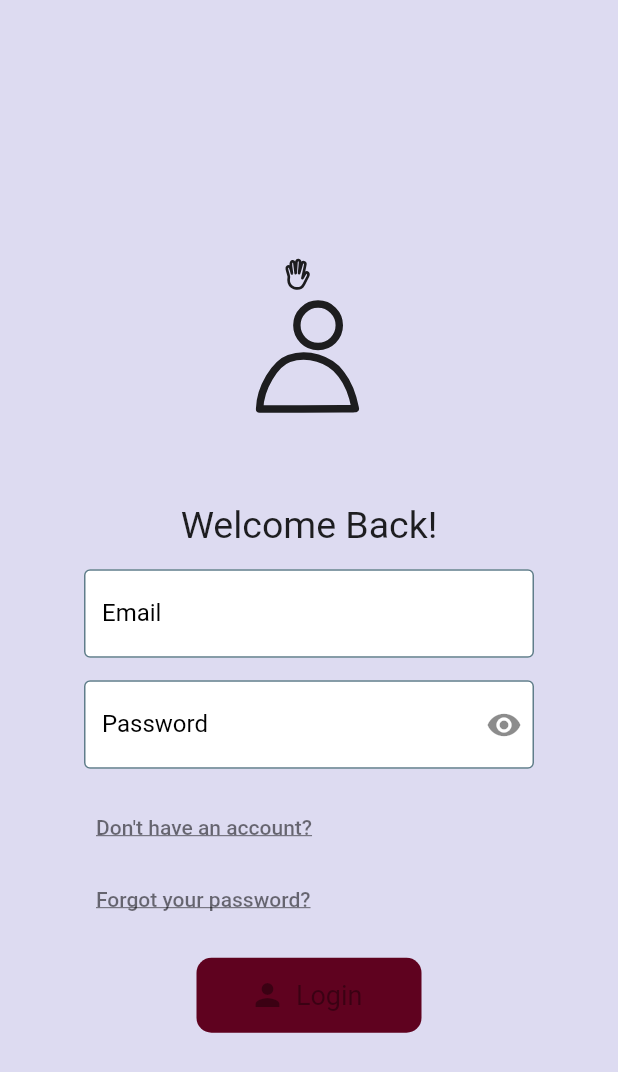
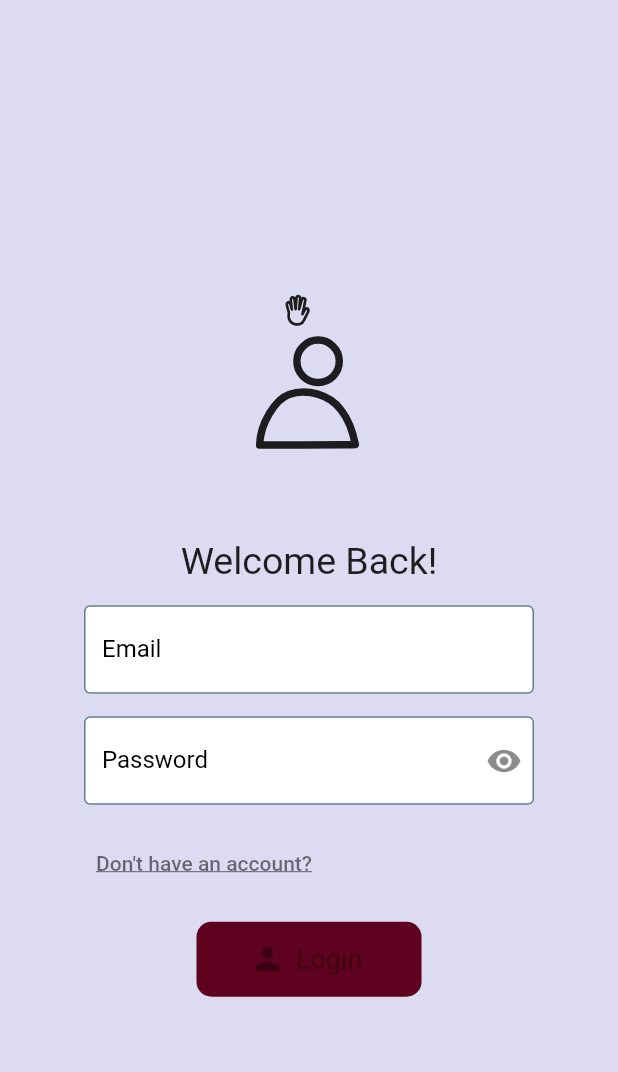
Before and after one commit to Rikveet/Subscription-App, a Flutter app: the screen it shows after launch, on a phone screen of 412 x 824 dp. Shown: the top 1072 px of the screen. Run offline on Flutter 3.47's test engine with Material 2 defaults, Android fonts, the phone set to English and light mode, and no system bars; drawn by our look-alikes of flutter_form_builder; our stand-ins replace csv, flutter_dotenv, lottie, sidebarx, supabase_flutter; missing offline and left inert: country_state_city, filesystem_picker, window_manager; accounts and stored records are empty.

Commit message:
Removed Missing functionality to reset password for now.

```diff
--- a/lib/views/login.dart
+++ b/lib/views/login.dart
@@ -111,18 +111,18 @@ class LoginState extends State<Login> with SingleTickerProviderStateMixin {
                     ),
                   ),
                 ),
-                Align(
-                  alignment: Alignment.bottomLeft,
-                  child: TextButton(
-                    onPressed: () {
-                      //Navigator.pushReplacementNamed(context, '/register');
-                    },
-                    child: const Text(
-                      "Forgot your password?",
-                      style: TextStyle(decoration: TextDecoration.underline, color: Colors.black54),
-                    ),
-                  ),
-                ),
+                // Align(
+                //   alignment: Alignment.bottomLeft,
+                //   child: TextButton(
+                //     onPressed: () {
+                //       //Navigator.pushReplacementNamed(context, '/register');
+                //     },
+                //     child: const Text(
+                //       "Forgot your password?",
+                //       style: TextStyle(decoration: TextDecoration.underline, color: Colors.black54),
+                //     ),
+                //   ),
+                // ),
                 FORM_VERTICAL_GAP,
                 ElevatedButton.icon(
                   onPressed: fieldsEmpty || verifying
```
